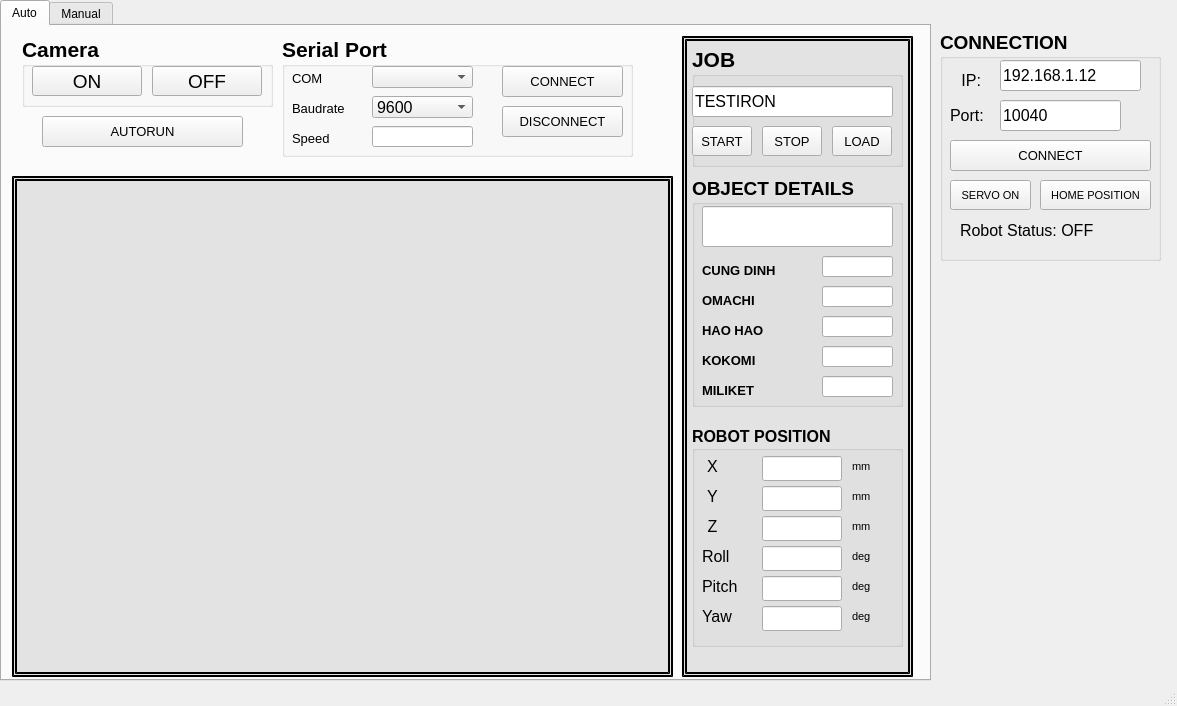
HuyAK2108/CodeThesis, file mainwindow.ui: the form before one commit.
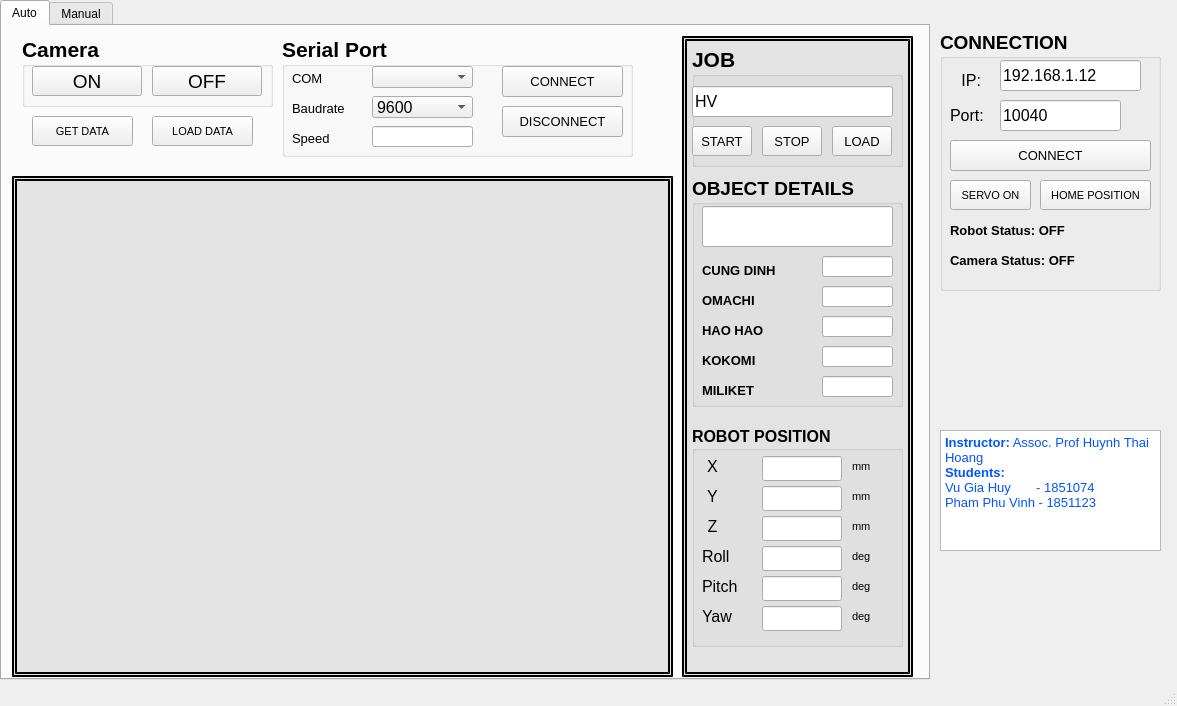
The form after the commit. Icons and pictures are not drawn.

Diff of the .ui file:
```diff
--- a/mainwindow.ui
+++ b/mainwindow.ui
@@ -19,8 +19,8 @@
      <rect>
       <x>0</x>
       <y>0</y>
-      <width>931</width>
-      <height>681</height>
+      <width>930</width>
+      <height>680</height>
      </rect>
     </property>
     <property name="currentIndex">
@@ -1008,7 +1008,7 @@
         </font>
        </property>
        <property name="text">
-        <string>TESTIRON</string>
+        <string>HV</string>
        </property>
       </widget>
      </widget>
@@ -1053,15 +1053,15 @@
      <widget class="QPushButton" name="btn_autorun">
       <property name="geometry">
        <rect>
-        <x>40</x>
+        <x>30</x>
         <y>90</y>
-        <width>201</width>
-        <height>31</height>
+        <width>101</width>
+        <height>30</height>
        </rect>
       </property>
       <property name="font">
        <font>
-        <pointsize>10</pointsize>
+        <pointsize>8</pointsize>
         <weight>50</weight>
         <bold>false</bold>
        </font>
@@ -1070,7 +1070,30 @@
        <bool>false</bool>
       </property>
       <property name="text">
-       <string>AUTORUN</string>
+       <string>GET DATA</string>
+      </property>
+     </widget>
+     <widget class="QPushButton" name="btn_reload_data">
+      <property name="geometry">
+       <rect>
+        <x>150</x>
+        <y>90</y>
+        <width>101</width>
+        <height>30</height>
+       </rect>
+      </property>
+      <property name="font">
+       <font>
+        <pointsize>8</pointsize>
+        <weight>50</weight>
+        <bold>false</bold>
+       </font>
+      </property>
+      <property name="autoFillBackground">
+       <bool>false</bool>
+      </property>
+      <property name="text">
+       <string>LOAD DATA</string>
       </property>
      </widget>
      <zorder>Khung_frame</zorder>
@@ -2624,7 +2647,7 @@
       <x>940</x>
       <y>30</y>
       <width>221</width>
-      <height>231</height>
+      <height>261</height>
      </rect>
     </property>
     <property name="font">
@@ -2772,17 +2795,17 @@
     <widget class="QLabel" name="lb_run_status">
      <property name="geometry">
       <rect>
-       <x>20</x>
+       <x>10</x>
        <y>190</y>
-       <width>181</width>
+       <width>191</width>
        <height>21</height>
       </rect>
      </property>
      <property name="font">
       <font>
-       <pointsize>12</pointsize>
-       <weight>50</weight>
-       <bold>false</bold>
+       <pointsize>10</pointsize>
+       <weight>75</weight>
+       <bold>true</bold>
       </font>
      </property>
      <property name="text">
@@ -2812,12 +2835,127 @@
       <string>HOME POSITION</string>
      </property>
     </widget>
+    <widget class="QLabel" name="lb_camera_status">
+     <property name="geometry">
+      <rect>
+       <x>10</x>
+       <y>220</y>
+       <width>171</width>
+       <height>21</height>
+      </rect>
+     </property>
+     <property name="font">
+      <font>
+       <pointsize>10</pointsize>
+       <weight>75</weight>
+       <bold>true</bold>
+      </font>
+     </property>
+     <property name="text">
+      <string>Camera Status: OFF</string>
+     </property>
+    </widget>
+    <widget class="QLabel" name="lb_on_robot">
+     <property name="geometry">
+      <rect>
+       <x>185</x>
+       <y>190</y>
+       <width>20</width>
+       <height>20</height>
+      </rect>
+     </property>
+     <property name="text">
+      <string/>
+     </property>
+     <property name="pixmap">
+      <pixmap>pictures/on.png</pixmap>
+     </property>
+     <property name="scaledContents">
+      <bool>true</bool>
+     </property>
+    </widget>
+    <widget class="QLabel" name="lb_off_robot">
+     <property name="geometry">
+      <rect>
+       <x>185</x>
+       <y>190</y>
+       <width>20</width>
+       <height>20</height>
+      </rect>
+     </property>
+     <property name="text">
+      <string/>
+     </property>
+     <property name="pixmap">
+      <pixmap>pictures/off.png</pixmap>
+     </property>
+     <property name="scaledContents">
+      <bool>true</bool>
+     </property>
+    </widget>
+    <widget class="QLabel" name="lb_on_cam">
+     <property name="geometry">
+      <rect>
+       <x>185</x>
+       <y>220</y>
+       <width>20</width>
+       <height>20</height>
+      </rect>
+     </property>
+     <property name="text">
+      <string/>
+     </property>
+     <property name="pixmap">
+      <pixmap>pictures/on.png</pixmap>
+     </property>
+     <property name="scaledContents">
+      <bool>true</bool>
+     </property>
+    </widget>
+    <widget class="QLabel" name="lb_off_cam">
+     <property name="geometry">
+      <rect>
+       <x>185</x>
+       <y>220</y>
+       <width>20</width>
+       <height>20</height>
+      </rect>
+     </property>
+     <property name="text">
+      <string/>
+     </property>
+     <property name="pixmap">
+      <pixmap>pictures/off.png</pixmap>
+     </property>
+     <property name="scaledContents">
+      <bool>true</bool>
+     </property>
+    </widget>
+    <widget class="QLabel" name="lb_wait_robot">
+     <property name="geometry">
+      <rect>
+       <x>185</x>
+       <y>190</y>
+       <width>20</width>
+       <height>20</height>
+      </rect>
+     </property>
+     <property name="text">
+      <string/>
+     </property>
+     <property name="pixmap">
+      <pixmap>pictures/wait.png</pixmap>
+     </property>
+     <property name="scaledContents">
+      <bool>true</bool>
+     </property>
+    </widget>
    </widget>
    <widget class="QLabel" name="LOGO">
     <property name="geometry">
      <rect>
       <x>940</x>
-      <y>270</y>
+      <y>300</y>
       <width>221</width>
       <height>121</height>
      </rect>
@@ -2832,6 +2970,26 @@
      <bool>true</bool>
     </property>
    </widget>
+   <widget class="QTextEdit" name="textEdit">
+    <property name="geometry">
+     <rect>
+      <x>940</x>
+      <y>430</y>
+      <width>221</width>
+      <height>121</height>
+     </rect>
+    </property>
+    <property name="html">
+     <string>&lt;!DOCTYPE HTML PUBLIC &quot;-//W3C//DTD HTML 4.0//EN&quot; &quot;http://www.w3.org/TR/REC-html40/strict.dtd&quot;&gt;
+&lt;html&gt;&lt;head&gt;&lt;meta name=&quot;qrichtext&quot; content=&quot;1&quot; /&gt;&lt;style type=&quot;text/css&quot;&gt;
+p, li { white-space: pre-wrap; }
+&lt;/style&gt;&lt;/head&gt;&lt;body style=&quot; font-family:'MS Shell Dlg 2'; font-size:8.25pt; font-weight:400; font-style:normal;&quot;&gt;
+&lt;p style=&quot; margin-top:0px; margin-bottom:0px; margin-left:0px; margin-right:0px; -qt-block-indent:0; text-indent:0px;&quot;&gt;&lt;span style=&quot; font-size:10pt; font-weight:600; color:#0055ff;&quot;&gt;Instructor:&lt;/span&gt;&lt;span style=&quot; font-size:10pt; color:#0055ff;&quot;&gt; Assoc. Prof Huynh Thai Hoang&lt;/span&gt;&lt;/p&gt;
+&lt;p style=&quot; margin-top:0px; margin-bottom:0px; margin-left:0px; margin-right:0px; -qt-block-indent:0; text-indent:0px;&quot;&gt;&lt;span style=&quot; font-size:10pt; font-weight:600; color:#0055ff;&quot;&gt;Students:&lt;/span&gt;&lt;span style=&quot; font-size:10pt; color:#0055ff;&quot;&gt; &lt;/span&gt;&lt;/p&gt;
+&lt;p style=&quot; margin-top:0px; margin-bottom:0px; margin-left:0px; margin-right:0px; -qt-block-indent:0; text-indent:0px;&quot;&gt;&lt;span style=&quot; font-size:10pt; color:#0055ff;&quot;&gt;Vu Gia Huy       - 1851074&lt;/span&gt;&lt;/p&gt;
+&lt;p style=&quot; margin-top:0px; margin-bottom:0px; margin-left:0px; margin-right:0px; -qt-block-indent:0; text-indent:0px;&quot;&gt;&lt;span style=&quot; font-size:10pt; color:#0055ff;&quot;&gt;Pham Phu Vinh - 1851123&lt;/span&gt;&lt;/p&gt;&lt;/body&gt;&lt;/html&gt;</string>
+    </property>
+   </widget>
   </widget>
   <widget class="QStatusBar" name="statusbar"/>
   <action name="actions">
```
Left out of the diff: 7 changed lines with no effect on the pictures.
